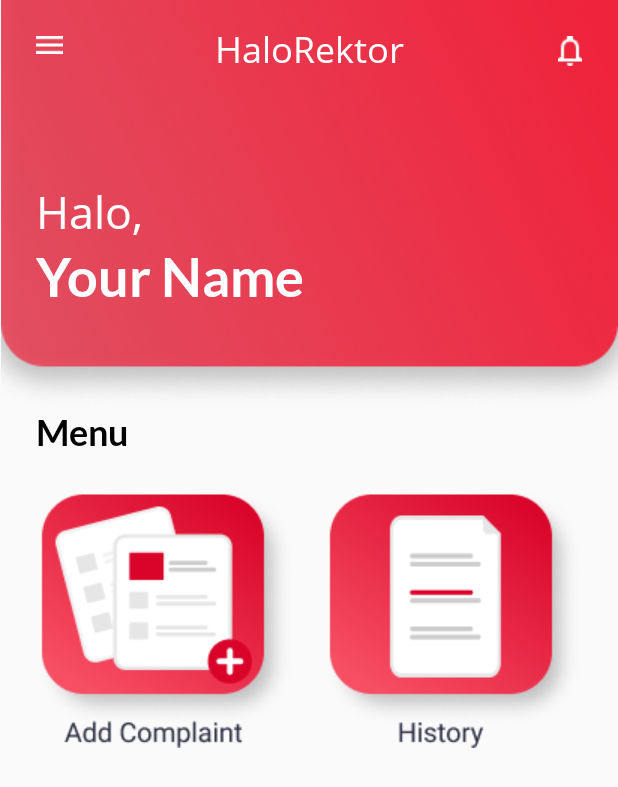
After one commit to yasrilrais/ComplaintApps, an Android app: the Homepage screen opened directly, with no data from a screen before it, on a phone screen of 412 x 824 dp. The commit adds this screen. Shown: the top 787 px of the screen. Run offline under Robolectric (Android 15) with nearby library versions, the light colour scheme and no system bars.

Commit message:
Tampilan Home

```diff
--- a/app/src/main/AndroidManifest.xml
+++ b/app/src/main/AndroidManifest.xml
@@ -14,6 +14,11 @@
         <activity android:name=".KomplainActivity"
             android:theme="@style/AppTheme.NoActionBar">
         </activity>
+
+        <activity android:name=".Homepage"
+            android:theme="@style/AppTheme.NoActionBar">
+        </activity>
+
         <activity
             android:name=".MainActivity"
             android:screenOrientation="portrait"
--- /dev/null
+++ b/app/src/main/java/com/example/complaintapps/Homepage.kt
@@ -0,0 +1,11 @@
+package com.example.complaintapps
+
+import androidx.appcompat.app.AppCompatActivity
+import android.os.Bundle
+
+class Homepage : AppCompatActivity() {
+    override fun onCreate(savedInstanceState: Bundle?) {
+        super.onCreate(savedInstanceState)
+        setContentView(R.layout.activity_homepage)
+    }
+}
--- /dev/null
+++ b/app/src/main/res/layout/activity_homepage.xml
@@ -0,0 +1,107 @@
+<?xml version="1.0" encoding="utf-8"?>
+<androidx.constraintlayout.widget.ConstraintLayout xmlns:android="http://schemas.android.com/apk/res/android"
+    xmlns:app="http://schemas.android.com/apk/res-auto"
+    xmlns:tools="http://schemas.android.com/tools"
+    android:id="@+id/user_name"
+    android:layout_width="match_parent"
+    android:layout_height="match_parent"
+    tools:context=".Homepage">
+
+    <ImageView
+        android:id="@+id/imageView"
+        android:layout_width="wrap_content"
+        android:layout_height="wrap_content"
+        android:src="@drawable/rectangle"
+        app:layout_constraintEnd_toEndOf="parent"
+        app:layout_constraintHorizontal_bias="1.0"
+        app:layout_constraintStart_toStartOf="parent"
+        app:layout_constraintTop_toTopOf="parent" />
+
+    <ImageView
+        android:layout_width="wrap_content"
+        android:layout_height="wrap_content"
+        android:layout_marginTop="24dp"
+        android:layout_marginLeft="24dp"
+        android:src="@drawable/hamburger"
+        app:layout_constraintStart_toStartOf="parent"
+        app:layout_constraintTop_toTopOf="parent" />
+
+    <ImageView
+        android:layout_width="wrap_content"
+        android:layout_height="wrap_content"
+        android:layout_marginTop="24dp"
+        android:layout_marginEnd="24dp"
+        android:src="@drawable/notification_outline"
+        app:layout_constraintEnd_toEndOf="parent"
+        app:layout_constraintTop_toTopOf="parent" />
+
+    <TextView
+        android:id="@+id/HaloRektor"
+        android:layout_width="wrap_content"
+        android:layout_height="wrap_content"
+        android:layout_marginTop="16dp"
+        android:fontFamily="@font/open_sans"
+        android:text="HaloRektor"
+        android:textColor="#FFFFFF"
+        android:textSize="24sp"
+        app:layout_constraintEnd_toEndOf="parent"
+        app:layout_constraintStart_toStartOf="parent"
+        app:layout_constraintTop_toTopOf="parent" />
+
+    <TextView
+        android:id="@+id/Halo"
+        android:layout_width="wrap_content"
+        android:layout_height="wrap_content"
+        android:layout_marginStart="24dp"
+        android:layout_marginTop="120dp"
+        android:fontFamily="@font/open_sans"
+        android:text="Halo,"
+        android:textColor="#FFFFFF"
+        android:textSize="30sp"
+        app:layout_constraintStart_toStartOf="parent"
+        app:layout_constraintTop_toTopOf="parent" />
+
+    <TextView
+        android:id="@+id/username"
+        android:layout_width="wrap_content"
+        android:layout_height="wrap_content"
+        android:layout_marginStart="24dp"
+        android:fontFamily="@font/lato_bold"
+        android:text="Your Name"
+        android:textColor="#FFFFFF"
+        android:textSize="36sp"
+        app:layout_constraintStart_toStartOf="parent"
+        app:layout_constraintTop_toBottomOf="@+id/Halo" />
+
+    <TextView
+        android:id="@+id/Menu"
+        android:layout_width="wrap_content"
+        android:layout_height="wrap_content"
+        android:layout_marginStart="24dp"
+        android:fontFamily="@font/lato_bold"
+        android:text="Menu"
+        android:textColor="#000000"
+        android:textSize="24sp"
+        app:layout_constraintStart_toStartOf="parent"
+        app:layout_constraintTop_toBottomOf="@+id/imageView" />
+
+    <ImageView
+        android:layout_width="wrap_content"
+        android:layout_height="wrap_content"
+        android:layout_marginStart="24dp"
+        android:layout_marginTop="24dp"
+        android:src="@drawable/addcomplaint"
+        app:layout_constraintStart_toStartOf="parent"
+        app:layout_constraintTop_toBottomOf="@+id/Menu" />
+
+    <ImageView
+        android:layout_width="wrap_content"
+        android:layout_height="wrap_content"
+        android:layout_marginTop="24dp"
+        android:layout_marginEnd="24dp"
+        android:src="@drawable/history"
+        app:layout_constraintEnd_toEndOf="parent"
+        app:layout_constraintTop_toBottomOf="@+id/Menu" />
+
+
+</androidx.constraintlayout.widget.ConstraintLayout>
--- a/app/src/main/res/layout/activity_main.xml
+++ b/app/src/main/res/layout/activity_main.xml
@@ -14,7 +14,8 @@
         android:layout_width="match_parent"
         android:layout_height="match_parent"
         android:background="@drawable/gkuedit"
-        app:srcCompat="@drawable/telu">
+        app:srcCompat="@drawable/telu"
+        android:baselineAligned="false">
 
         <LinearLayout
             android:layout_width="wrap_content"
--- a/app/src/main/res/values/colors.xml
+++ b/app/src/main/res/values/colors.xml
@@ -11,4 +11,10 @@
     <color name="black_alpha_75">#bf000000</color>
     <color name="white">#ffffffff</color>
 
+    <color name="SpaceCadet">#2b2d42</color>
+    <color name="Manatee">#8d99ae</color>
+    <color name="AliceBlue">#edf2f4</color>
+    <color name="ImperialRed">#ef233c</color>
+    <color name="AmaranthRed">#d90429</color>
+
 </resources>
--- a/app/src/main/res/values/strings.xml
+++ b/app/src/main/res/values/strings.xml
@@ -1,3 +1,4 @@
 <resources>
     <string name="app_name">ComplaintApps</string>
+    <string name="todo">TODO</string>
 </resources>
```
Also changed, not shown: app/src/main/res/drawable/addcomplaint.png (added), app/src/main/res/drawable/hamburger.png (added), app/src/main/res/drawable/history.png (added), app/src/main/res/drawable/ilustrasi.png (added), app/src/main/res/drawable/notification_outline.png (added), app/src/main/res/drawable/rectangle.png (added), app/src/main/res/font/lato_bold.ttf (added), app/src/main/res/font/open_sans.ttf (added), app/src/main/res/font/open_sans_bold.ttf (added), app/src/main/res/font/roboto.ttf (added).
